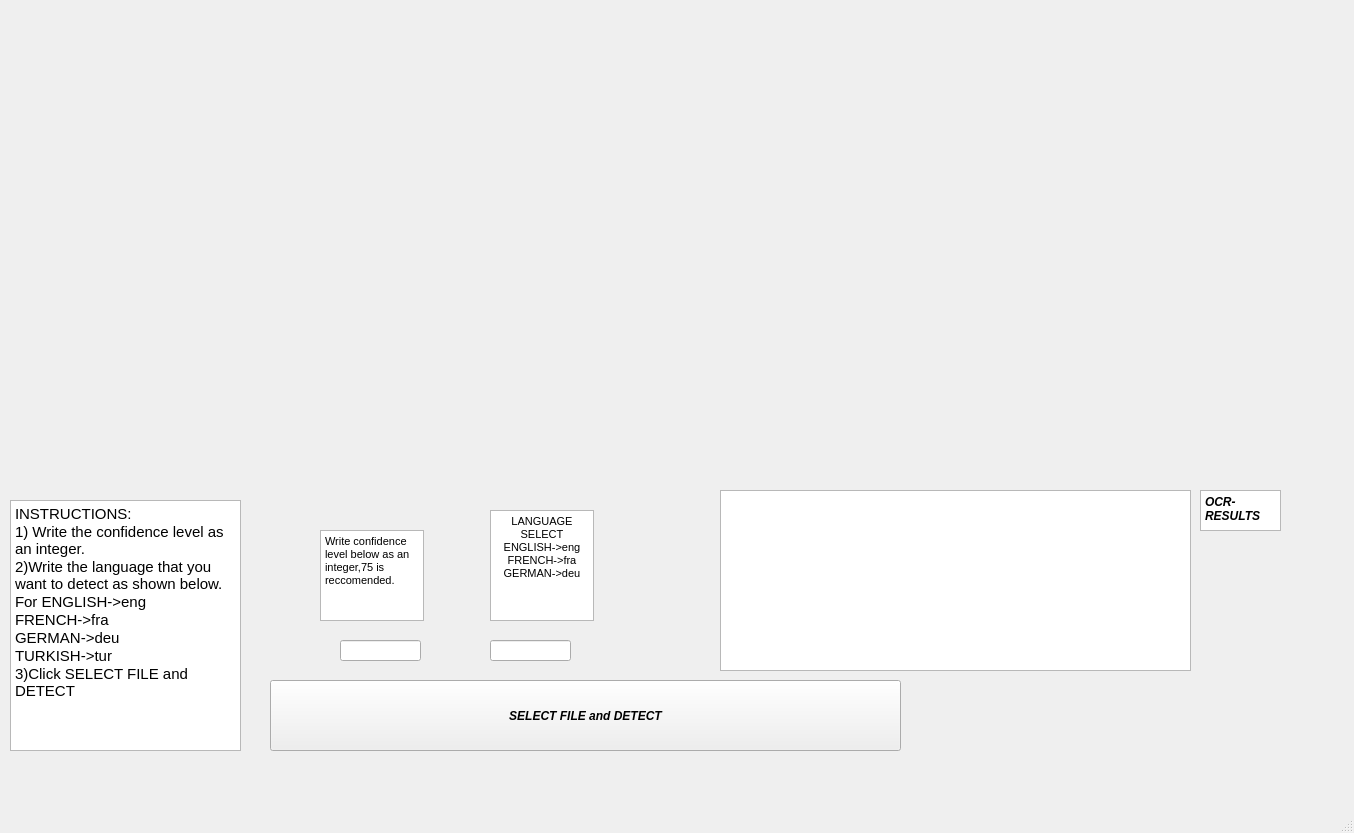
This is mainwindow.ui in Kaanak413/Text-Detection-v.02 as Qt 5 draws it before an edit. The edited form follows.
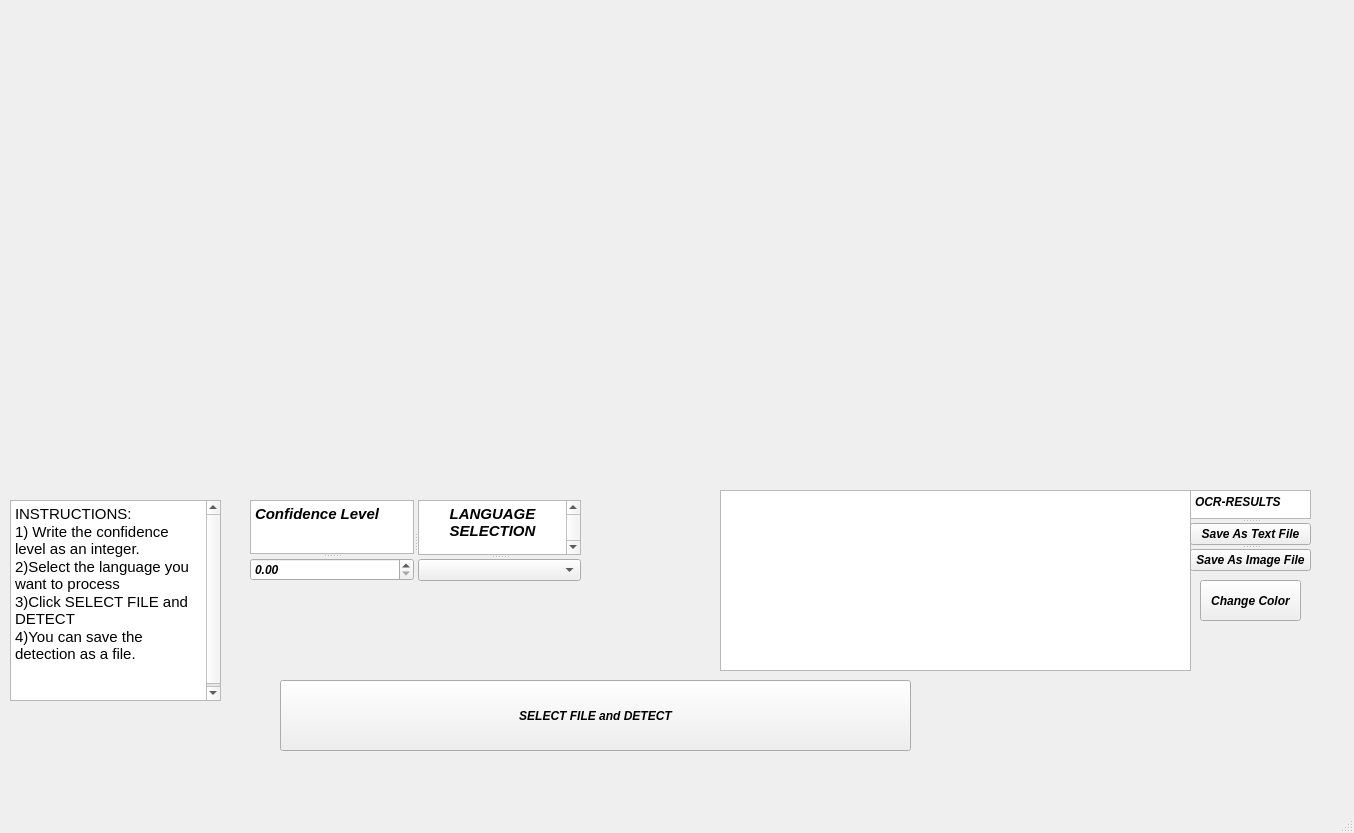
This is the edited form.

Patch:
```diff
--- a/mainwindow.ui
+++ b/mainwindow.ui
@@ -43,7 +43,7 @@
    <widget class="QPushButton" name="pushButton">
     <property name="geometry">
      <rect>
-      <x>270</x>
+      <x>280</x>
       <y>680</y>
       <width>631</width>
       <height>71</height>
@@ -72,74 +72,13 @@
      <string/>
     </property>
    </widget>
-   <widget class="QLineEdit" name="lineEdit">
-    <property name="geometry">
-     <rect>
-      <x>340</x>
-      <y>640</y>
-      <width>81</width>
-      <height>21</height>
-     </rect>
-    </property>
-   </widget>
-   <widget class="QLineEdit" name="lineEdit_2">
-    <property name="geometry">
-     <rect>
-      <x>490</x>
-      <y>640</y>
-      <width>81</width>
-      <height>21</height>
-     </rect>
-    </property>
-   </widget>
-   <widget class="QTextEdit" name="textEdit">
-    <property name="geometry">
-     <rect>
-      <x>320</x>
-      <y>530</y>
-      <width>104</width>
-      <height>91</height>
-     </rect>
-    </property>
-    <property name="html">
-     <string>&lt;!DOCTYPE HTML PUBLIC &quot;-//W3C//DTD HTML 4.0//EN&quot; &quot;http://www.w3.org/TR/REC-html40/strict.dtd&quot;&gt;
-&lt;html&gt;&lt;head&gt;&lt;meta name=&quot;qrichtext&quot; content=&quot;1&quot; /&gt;&lt;meta charset=&quot;utf-8&quot; /&gt;&lt;style type=&quot;text/css&quot;&gt;
-p, li { white-space: pre-wrap; }
-hr { height: 1px; border-width: 0; }
-&lt;/style&gt;&lt;/head&gt;&lt;body style=&quot; font-family:'Arial'; font-size:9pt; font-weight:700; font-style:italic;&quot;&gt;
-&lt;p style=&quot; margin-top:0px; margin-bottom:0px; margin-left:0px; margin-right:0px; -qt-block-indent:0; text-indent:0px;&quot;&gt;&lt;span style=&quot; font-family:'Segoe UI'; font-size:8pt; font-weight:400; font-style:normal;&quot;&gt;Write confidence level below as an integer,75 is reccomended.&lt;/span&gt;&lt;/p&gt;&lt;/body&gt;&lt;/html&gt;</string>
-    </property>
-   </widget>
-   <widget class="QTextEdit" name="textEdit_2">
-    <property name="geometry">
-     <rect>
-      <x>490</x>
-      <y>510</y>
-      <width>104</width>
-      <height>111</height>
-     </rect>
-    </property>
-    <property name="html">
-     <string>&lt;!DOCTYPE HTML PUBLIC &quot;-//W3C//DTD HTML 4.0//EN&quot; &quot;http://www.w3.org/TR/REC-html40/strict.dtd&quot;&gt;
-&lt;html&gt;&lt;head&gt;&lt;meta name=&quot;qrichtext&quot; content=&quot;1&quot; /&gt;&lt;meta charset=&quot;utf-8&quot; /&gt;&lt;style type=&quot;text/css&quot;&gt;
-p, li { white-space: pre-wrap; }
-hr { height: 1px; border-width: 0; }
-&lt;/style&gt;&lt;/head&gt;&lt;body style=&quot; font-family:'Arial'; font-size:9pt; font-weight:700; font-style:italic;&quot;&gt;
-&lt;p align=&quot;center&quot; style=&quot; margin-top:0px; margin-bottom:0px; margin-left:0px; margin-right:0px; -qt-block-indent:0; text-indent:0px;&quot;&gt;&lt;span style=&quot; font-family:'Segoe UI'; font-size:8pt; font-weight:400; font-style:normal;&quot;&gt;LANGUAGE SELECT&lt;/span&gt;&lt;/p&gt;
-&lt;p align=&quot;center&quot; style=&quot; margin-top:0px; margin-bottom:0px; margin-left:0px; margin-right:0px; -qt-block-indent:0; text-indent:0px;&quot;&gt;&lt;span style=&quot; font-family:'Segoe UI'; font-size:8pt; font-weight:400; font-style:normal;&quot;&gt;ENGLISH-&amp;gt;eng&lt;/span&gt;&lt;/p&gt;
-&lt;p align=&quot;center&quot; style=&quot; margin-top:0px; margin-bottom:0px; margin-left:0px; margin-right:0px; -qt-block-indent:0; text-indent:0px;&quot;&gt;&lt;span style=&quot; font-family:'Segoe UI'; font-size:8pt; font-weight:400; font-style:normal;&quot;&gt;FRENCH-&amp;gt;fra&lt;/span&gt;&lt;/p&gt;
-&lt;p align=&quot;center&quot; style=&quot; margin-top:0px; margin-bottom:0px; margin-left:0px; margin-right:0px; -qt-block-indent:0; text-indent:0px;&quot;&gt;&lt;span style=&quot; font-family:'Segoe UI'; font-size:8pt; font-weight:400; font-style:normal;&quot;&gt;GERMAN-&amp;gt;deu&lt;/span&gt;&lt;/p&gt;
-&lt;p align=&quot;center&quot; style=&quot;-qt-paragraph-type:empty; margin-top:0px; margin-bottom:0px; margin-left:0px; margin-right:0px; -qt-block-indent:0; text-indent:0px;&quot;&gt;&lt;br /&gt;&lt;/p&gt;
-&lt;p align=&quot;center&quot; style=&quot;-qt-paragraph-type:empty; margin-top:0px; margin-bottom:0px; margin-left:0px; margin-right:0px; -qt-block-indent:0; text-indent:0px; font-family:'Segoe UI'; font-size:8pt; font-weight:400; font-style:normal;&quot;&gt;&lt;br /&gt;&lt;/p&gt;&lt;/body&gt;&lt;/html&gt;</string>
-    </property>
-   </widget>
    <widget class="QTextEdit" name="textEdit_3">
     <property name="geometry">
      <rect>
       <x>10</x>
       <y>500</y>
-      <width>231</width>
-      <height>251</height>
+      <width>211</width>
+      <height>201</height>
      </rect>
     </property>
     <property name="html">
@@ -147,17 +86,16 @@
 &lt;html&gt;&lt;head&gt;&lt;meta name=&quot;qrichtext&quot; content=&quot;1&quot; /&gt;&lt;meta charset=&quot;utf-8&quot; /&gt;&lt;style type=&quot;text/css&quot;&gt;
 p, li { white-space: pre-wrap; }
 hr { height: 1px; border-width: 0; }
-&lt;/style&gt;&lt;/head&gt;&lt;body style=&quot; font-family:'Arial'; font-size:9pt; font-weight:700; font-style:italic;&quot;&gt;
-&lt;p style=&quot; margin-top:0px; margin-bottom:0px; margin-left:0px; margin-right:0px; -qt-block-indent:0; text-indent:0px;&quot;&gt;&lt;span style=&quot; font-family:'Segoe UI'; font-size:11pt; font-weight:400; font-style:normal;&quot;&gt;INSTRUCTIONS:&lt;/span&gt;&lt;/p&gt;
-&lt;p style=&quot; margin-top:0px; margin-bottom:0px; margin-left:0px; margin-right:0px; -qt-block-indent:0; text-indent:0px;&quot;&gt;&lt;span style=&quot; font-family:'Segoe UI'; font-size:11pt; font-weight:400; font-style:normal;&quot;&gt;1) Write the confidence level as an integer.&lt;/span&gt;&lt;/p&gt;
-&lt;p style=&quot; margin-top:0px; margin-bottom:0px; margin-left:0px; margin-right:0px; -qt-block-indent:0; text-indent:0px;&quot;&gt;&lt;span style=&quot; font-family:'Segoe UI'; font-size:11pt; font-weight:400; font-style:normal;&quot;&gt;2)Write the language that you want to detect as shown below.&lt;/span&gt;&lt;/p&gt;
-&lt;p style=&quot; margin-top:0px; margin-bottom:0px; margin-left:0px; margin-right:0px; -qt-block-indent:0; text-indent:0px;&quot;&gt;&lt;span style=&quot; font-family:'Segoe UI'; font-size:11pt; font-weight:400; font-style:normal;&quot;&gt;For ENGLISH-&amp;gt;eng&lt;/span&gt;&lt;/p&gt;
-&lt;p style=&quot; margin-top:0px; margin-bottom:0px; margin-left:0px; margin-right:0px; -qt-block-indent:0; text-indent:0px;&quot;&gt;&lt;span style=&quot; font-family:'Segoe UI'; font-size:11pt; font-weight:400; font-style:normal;&quot;&gt;FRENCH-&amp;gt;fra&lt;/span&gt;&lt;/p&gt;
-&lt;p style=&quot; margin-top:0px; margin-bottom:0px; margin-left:0px; margin-right:0px; -qt-block-indent:0; text-indent:0px;&quot;&gt;&lt;span style=&quot; font-family:'Segoe UI'; font-size:11pt; font-weight:400; font-style:normal;&quot;&gt;GERMAN-&amp;gt;deu&lt;/span&gt;&lt;/p&gt;
-&lt;p style=&quot; margin-top:0px; margin-bottom:0px; margin-left:0px; margin-right:0px; -qt-block-indent:0; text-indent:0px;&quot;&gt;&lt;span style=&quot; font-family:'Segoe UI'; font-size:11pt; font-weight:400; font-style:normal;&quot;&gt;TURKISH-&amp;gt;tur&lt;/span&gt;&lt;/p&gt;
-&lt;p style=&quot; margin-top:0px; margin-bottom:0px; margin-left:0px; margin-right:0px; -qt-block-indent:0; text-indent:0px;&quot;&gt;&lt;span style=&quot; font-family:'Segoe UI'; font-size:11pt; font-weight:400; font-style:normal;&quot;&gt;3)Click SELECT FILE and DETECT&lt;/span&gt;&lt;/p&gt;
-&lt;p style=&quot;-qt-paragraph-type:empty; margin-top:0px; margin-bottom:0px; margin-left:0px; margin-right:0px; -qt-block-indent:0; text-indent:0px; font-family:'Segoe UI'; font-size:11pt; font-weight:400; font-style:normal;&quot;&gt;&lt;br /&gt;&lt;/p&gt;
-&lt;p style=&quot;-qt-paragraph-type:empty; margin-top:0px; margin-bottom:0px; margin-left:0px; margin-right:0px; -qt-block-indent:0; text-indent:0px; font-family:'Segoe UI'; font-size:11pt; font-weight:400; font-style:normal;&quot;&gt;&lt;br /&gt;&lt;/p&gt;&lt;/body&gt;&lt;/html&gt;</string>
+li.unchecked::marker { content: &quot;\2610&quot;; }
+li.checked::marker { content: &quot;\2612&quot;; }
+&lt;/style&gt;&lt;/head&gt;&lt;body style=&quot; font-family:'Segoe UI'; font-size:9pt; font-weight:400; font-style:normal;&quot;&gt;
+&lt;p style=&quot; margin-top:0px; margin-bottom:0px; margin-left:0px; margin-right:0px; -qt-block-indent:0; text-indent:0px;&quot;&gt;&lt;span style=&quot; font-size:11pt;&quot;&gt;INSTRUCTIONS:&lt;/span&gt;&lt;/p&gt;
+&lt;p style=&quot; margin-top:0px; margin-bottom:0px; margin-left:0px; margin-right:0px; -qt-block-indent:0; text-indent:0px;&quot;&gt;&lt;span style=&quot; font-size:11pt;&quot;&gt;1) Write the confidence level as an integer.&lt;/span&gt;&lt;/p&gt;
+&lt;p style=&quot; margin-top:0px; margin-bottom:0px; margin-left:0px; margin-right:0px; -qt-block-indent:0; text-indent:0px;&quot;&gt;&lt;span style=&quot; font-size:11pt;&quot;&gt;2)Select the language you want to process&lt;/span&gt;&lt;/p&gt;
+&lt;p style=&quot; margin-top:0px; margin-bottom:0px; margin-left:0px; margin-right:0px; -qt-block-indent:0; text-indent:0px;&quot;&gt;&lt;span style=&quot; font-size:11pt;&quot;&gt;3)Click SELECT FILE and DETECT&lt;/span&gt;&lt;/p&gt;
+&lt;p style=&quot; margin-top:0px; margin-bottom:0px; margin-left:0px; margin-right:0px; -qt-block-indent:0; text-indent:0px;&quot;&gt;&lt;span style=&quot; font-size:11pt;&quot;&gt;4)You can save the detection as a file.&lt;/span&gt;&lt;/p&gt;
+&lt;p style=&quot;-qt-paragraph-type:empty; margin-top:0px; margin-bottom:0px; margin-left:0px; margin-right:0px; -qt-block-indent:0; text-indent:0px; font-size:11pt;&quot;&gt;&lt;br /&gt;&lt;/p&gt;
+&lt;p style=&quot;-qt-paragraph-type:empty; margin-top:0px; margin-bottom:0px; margin-left:0px; margin-right:0px; -qt-block-indent:0; text-indent:0px; font-size:11pt;&quot;&gt;&lt;br /&gt;&lt;/p&gt;&lt;/body&gt;&lt;/html&gt;</string>
     </property>
    </widget>
    <widget class="QPlainTextEdit" name="plainTextEdit">
@@ -170,17 +108,106 @@
      </rect>
     </property>
    </widget>
-   <widget class="QPlainTextEdit" name="plainTextEdit_2">
+   <widget class="QSplitter" name="splitter_3">
+    <property name="geometry">
+     <rect>
+      <x>250</x>
+      <y>500</y>
+      <width>331</width>
+      <height>81</height>
+     </rect>
+    </property>
+    <property name="orientation">
+     <enum>Qt::Orientation::Horizontal</enum>
+    </property>
+    <widget class="QSplitter" name="splitter_2">
+     <property name="orientation">
+      <enum>Qt::Orientation::Vertical</enum>
+     </property>
+     <widget class="QTextEdit" name="textEdit">
+      <property name="html">
+       <string>&lt;!DOCTYPE HTML PUBLIC &quot;-//W3C//DTD HTML 4.0//EN&quot; &quot;http://www.w3.org/TR/REC-html40/strict.dtd&quot;&gt;
+&lt;html&gt;&lt;head&gt;&lt;meta name=&quot;qrichtext&quot; content=&quot;1&quot; /&gt;&lt;meta charset=&quot;utf-8&quot; /&gt;&lt;style type=&quot;text/css&quot;&gt;
+p, li { white-space: pre-wrap; }
+hr { height: 1px; border-width: 0; }
+li.unchecked::marker { content: &quot;\2610&quot;; }
+li.checked::marker { content: &quot;\2612&quot;; }
+&lt;/style&gt;&lt;/head&gt;&lt;body style=&quot; font-family:'Segoe UI'; font-size:9pt; font-weight:400; font-style:normal;&quot;&gt;
+&lt;p style=&quot; margin-top:0px; margin-bottom:0px; margin-left:0px; margin-right:0px; -qt-block-indent:0; text-indent:0px;&quot;&gt;&lt;span style=&quot; font-size:11pt; font-weight:700; font-style:italic;&quot;&gt;Confidence Level&lt;/span&gt;&lt;/p&gt;&lt;/body&gt;&lt;/html&gt;</string>
+      </property>
+     </widget>
+     <widget class="QDoubleSpinBox" name="doubleSpinBoxConfidenceLevel">
+      <property name="maximum">
+       <double>100.000000000000000</double>
+      </property>
+     </widget>
+    </widget>
+    <widget class="QSplitter" name="splitter">
+     <property name="orientation">
+      <enum>Qt::Orientation::Vertical</enum>
+     </property>
+     <widget class="QTextEdit" name="textEdit_2">
+      <property name="html">
+       <string>&lt;!DOCTYPE HTML PUBLIC &quot;-//W3C//DTD HTML 4.0//EN&quot; &quot;http://www.w3.org/TR/REC-html40/strict.dtd&quot;&gt;
+&lt;html&gt;&lt;head&gt;&lt;meta name=&quot;qrichtext&quot; content=&quot;1&quot; /&gt;&lt;meta charset=&quot;utf-8&quot; /&gt;&lt;style type=&quot;text/css&quot;&gt;
+p, li { white-space: pre-wrap; }
+hr { height: 1px; border-width: 0; }
+li.unchecked::marker { content: &quot;\2610&quot;; }
+li.checked::marker { content: &quot;\2612&quot;; }
+&lt;/style&gt;&lt;/head&gt;&lt;body style=&quot; font-family:'Segoe UI'; font-size:9pt; font-weight:400; font-style:normal;&quot;&gt;
+&lt;p align=&quot;center&quot; style=&quot; margin-top:0px; margin-bottom:0px; margin-left:0px; margin-right:0px; -qt-block-indent:0; text-indent:0px;&quot;&gt;&lt;span style=&quot; font-size:11pt; font-weight:700; font-style:italic;&quot;&gt;LANGUAGE SELECTION&lt;/span&gt;&lt;/p&gt;
+&lt;p align=&quot;center&quot; style=&quot;-qt-paragraph-type:empty; margin-top:0px; margin-bottom:0px; margin-left:0px; margin-right:0px; -qt-block-indent:0; text-indent:0px; font-size:11pt; font-weight:700; font-style:italic;&quot;&gt;&lt;br /&gt;&lt;/p&gt;
+&lt;p align=&quot;center&quot; style=&quot;-qt-paragraph-type:empty; margin-top:0px; margin-bottom:0px; margin-left:0px; margin-right:0px; -qt-block-indent:0; text-indent:0px; font-family:'Arial'; font-size:11pt; font-weight:700; font-style:italic;&quot;&gt;&lt;br /&gt;&lt;/p&gt;
+&lt;p align=&quot;center&quot; style=&quot;-qt-paragraph-type:empty; margin-top:0px; margin-bottom:0px; margin-left:0px; margin-right:0px; -qt-block-indent:0; text-indent:0px; font-size:11pt; font-weight:700; font-style:italic;&quot;&gt;&lt;br /&gt;&lt;/p&gt;&lt;/body&gt;&lt;/html&gt;</string>
+      </property>
+     </widget>
+     <widget class="QComboBox" name="comboBoxLanguageSelection"/>
+    </widget>
+   </widget>
+   <widget class="QSplitter" name="splitter_5">
+    <property name="geometry">
+     <rect>
+      <x>1190</x>
+      <y>490</y>
+      <width>121</width>
+      <height>81</height>
+     </rect>
+    </property>
+    <property name="orientation">
+     <enum>Qt::Orientation::Vertical</enum>
+    </property>
+    <widget class="QSplitter" name="splitter_4">
+     <property name="orientation">
+      <enum>Qt::Orientation::Vertical</enum>
+     </property>
+     <widget class="QPlainTextEdit" name="plainTextEdit_2">
+      <property name="plainText">
+       <string>OCR-RESULTS</string>
+      </property>
+     </widget>
+     <widget class="QPushButton" name="pushButton_SaveTxt">
+      <property name="text">
+       <string>Save As Text File</string>
+      </property>
+     </widget>
+    </widget>
+    <widget class="QPushButton" name="pushButton_SaveImageFile">
+     <property name="text">
+      <string>Save As Image File</string>
+     </property>
+    </widget>
+   </widget>
+   <widget class="QToolButton" name="toolButtonChangeColor">
     <property name="geometry">
      <rect>
       <x>1200</x>
-      <y>490</y>
-      <width>81</width>
+      <y>580</y>
+      <width>101</width>
       <height>41</height>
      </rect>
     </property>
-    <property name="plainText">
-     <string>OCR-RESULTS</string>
+    <property name="text">
+     <string>Change Color</string>
     </property>
    </widget>
   </widget>
```
Left out of the diff: 2 changed lines with no effect on the pictures.
